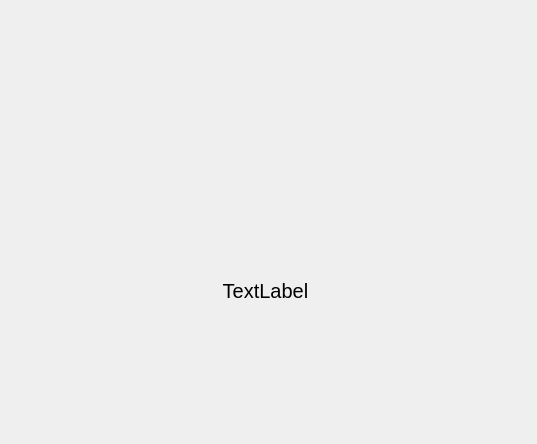
Qt form welcomescreen.ui (Nicholas-LeBoeuf/RemoteWorkouts) before a commit.
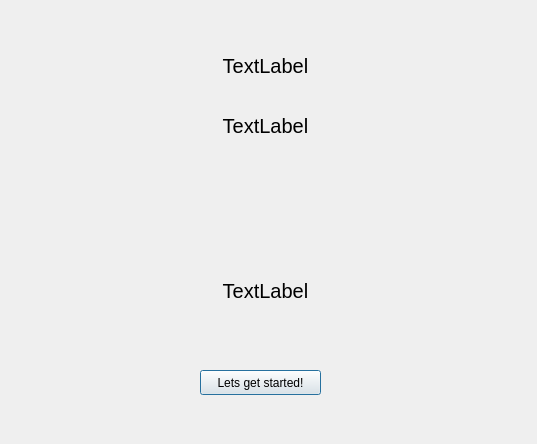
The same form after that commit.

Commit message: Added date and time and fixed the format of it. Also added a close button

The edit to the form file:
```diff
--- a/welcomescreen.ui
+++ b/welcomescreen.ui
@@ -40,6 +40,67 @@
     <bool>true</bool>
    </property>
   </widget>
+  <widget class="QLabel" name="date">
+   <property name="geometry">
+    <rect>
+     <x>30</x>
+     <y>40</y>
+     <width>471</width>
+     <height>51</height>
+    </rect>
+   </property>
+   <property name="font">
+    <font>
+     <pointsize>15</pointsize>
+    </font>
+   </property>
+   <property name="text">
+    <string>TextLabel</string>
+   </property>
+   <property name="alignment">
+    <set>Qt::AlignCenter</set>
+   </property>
+   <property name="wordWrap">
+    <bool>true</bool>
+   </property>
+  </widget>
+  <widget class="QLabel" name="time">
+   <property name="geometry">
+    <rect>
+     <x>80</x>
+     <y>100</y>
+     <width>371</width>
+     <height>51</height>
+    </rect>
+   </property>
+   <property name="font">
+    <font>
+     <pointsize>15</pointsize>
+    </font>
+   </property>
+   <property name="text">
+    <string>TextLabel</string>
+   </property>
+   <property name="alignment">
+    <set>Qt::AlignCenter</set>
+   </property>
+   <property name="wordWrap">
+    <bool>true</bool>
+   </property>
+  </widget>
+  <widget class="QPushButton" name="close">
+   <property name="geometry">
+    <rect>
+     <x>200</x>
+     <y>370</y>
+     <width>121</width>
+     <height>25</height>
+    </rect>
+   </property>
+   <property name="text">
+    <string>Lets get started!</string>
+   </property>
+  </widget>
  </widget>
  <resources/>
  <connections/>
```
The commit also changes 2 other files.
